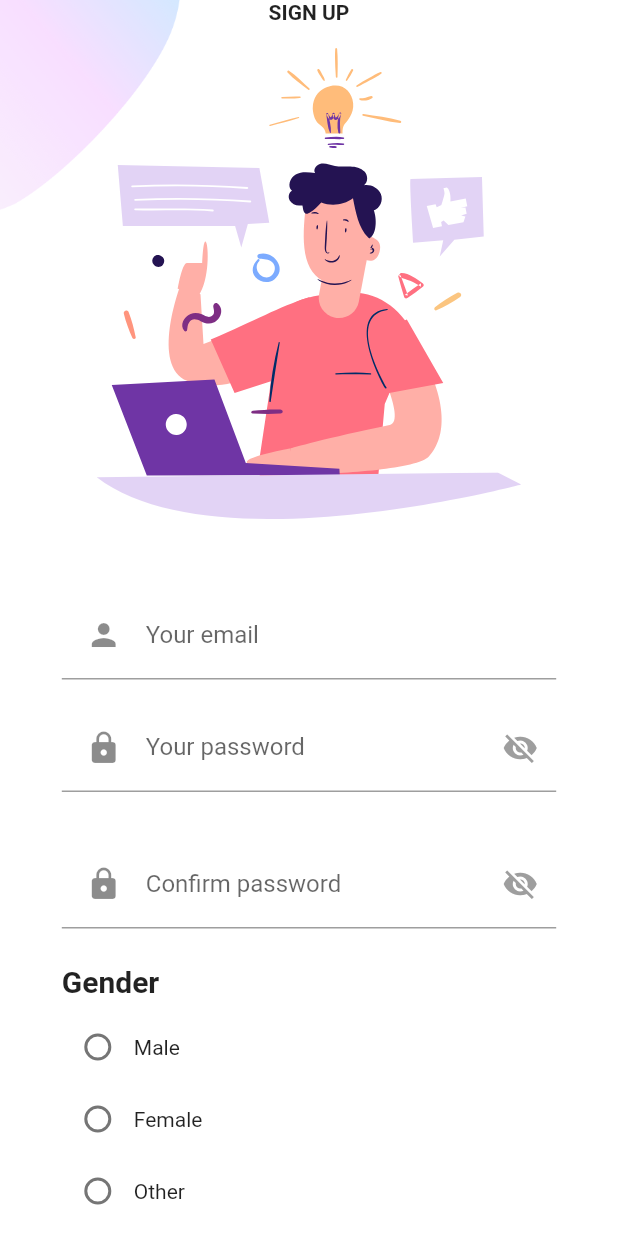
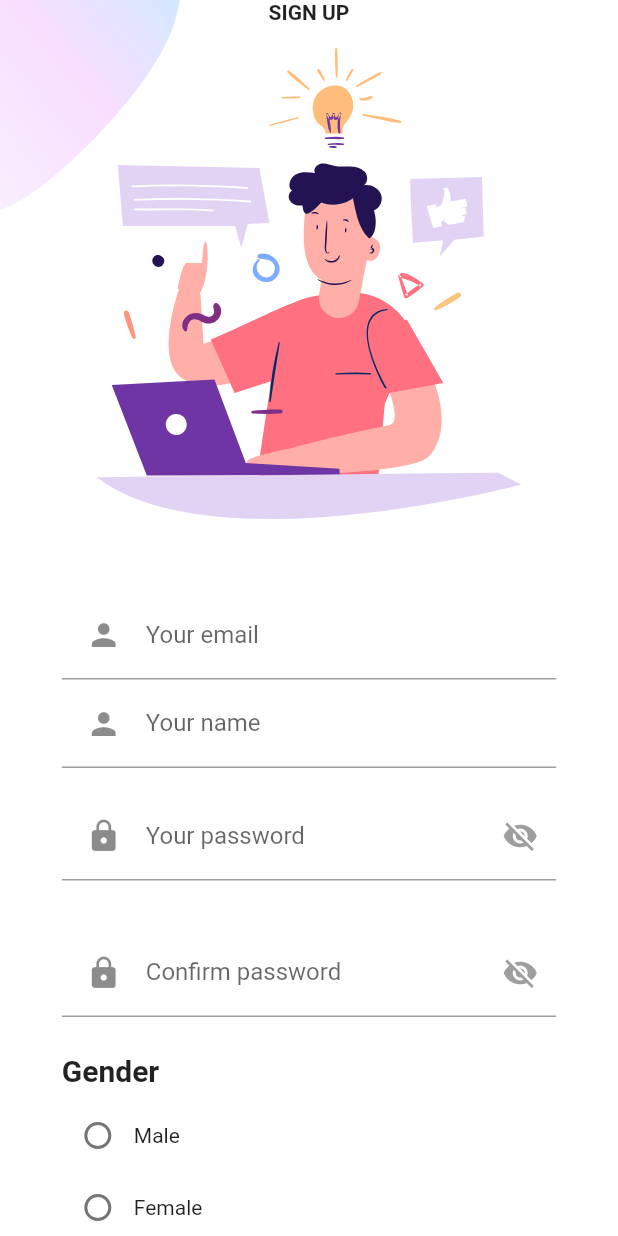
Before and after one commit to Hugo-Dot-Maia/flutter_login_page, a Flutter app: the screen it shows after launch, after a tap on "SIGN UP", on a phone screen of 412 x 824 dp. Run offline on Flutter 3.47's test engine with Material 2 defaults, Android fonts, the phone set to English and light mode, and no system bars; our stand-ins replace cloud_firestore, firebase_auth, firebase_core, flutter_svg, mask_text_input_formatter, mobx; accounts and stored records are empty; generated files the repository leaves out were written again; network calls fail.

```diff
--- a/lib/screens/signUp/components/signup_form.dart
+++ b/lib/screens/signUp/components/signup_form.dart
@@ -29,6 +29,7 @@ class _SignUpFormState extends State<SignUpForm> {
   String _gender = '';
   String _role = '';
   final TextEditingController _emailController = TextEditingController();
+  final TextEditingController _nameController = TextEditingController();
   final TextEditingController _passwordController = TextEditingController();
   final TextEditingController _confirmPasswordController =
       TextEditingController();
@@ -113,7 +114,7 @@ class _SignUpFormState extends State<SignUpForm> {
     return true;
   }
 
-  bool validatePhoneNumber() {
+  bool _validatePhoneNumber() {
     // Regular expression pattern for the phone number format '## (##) #####-####'
     RegExp regex = RegExp(r'^\d{2} \(\d{2}\) \d{5}-\d{4}$');
 
@@ -135,7 +136,7 @@ class _SignUpFormState extends State<SignUpForm> {
   bool _validateInputs() {
     return _validatePassword() &&
         _validateDateOfBirth() &&
-        validatePhoneNumber();
+        _validatePhoneNumber();
   }
 
   void _setAuthCreated(bool value) {
@@ -152,6 +153,7 @@ class _SignUpFormState extends State<SignUpForm> {
 
     final user = <String, dynamic>{
       "email": _emailController.text,
+      "name": _nameController.text,
       "dateOfBirth": _dateOfBirthController.text,
       "phone": _phoneController.text,
       "gender": _gender,
@@ -205,6 +207,20 @@ class _SignUpFormState extends State<SignUpForm> {
             onSaved: (email) {},
             decoration: const InputDecoration(
               labelText: "Your email",
+              floatingLabelBehavior: FloatingLabelBehavior.auto,
+              prefixIcon: Padding(
+                padding: EdgeInsets.all(defaultPadding),
+                child: Icon(Icons.person),
+              ),
+            ),
+          ),
+          TextFormField(
+            keyboardType: TextInputType.name,
+            textInputAction: TextInputAction.next,
+            cursorColor: kPrimaryColor,
+            controller: _nameController,
+            decoration: const InputDecoration(
+              labelText: "Your name",
               floatingLabelBehavior: FloatingLabelBehavior.auto,
               prefixIcon: Padding(
                 padding: EdgeInsets.all(defaultPadding),
--- a/lib/screens/signUp/signup_screen.dart
+++ b/lib/screens/signUp/signup_screen.dart
@@ -61,7 +61,6 @@ class MobileSignupScreen extends StatelessWidget {
             Spacer(),
           ],
         ),
-        // const SocalSignUp()
       ],
     );
   }
```
Also changed, not shown: lib/screens/homepage/profile.dart (+68 -16 lines), lib/screens/login/components/login_form.dart (+16 -14 lines).
